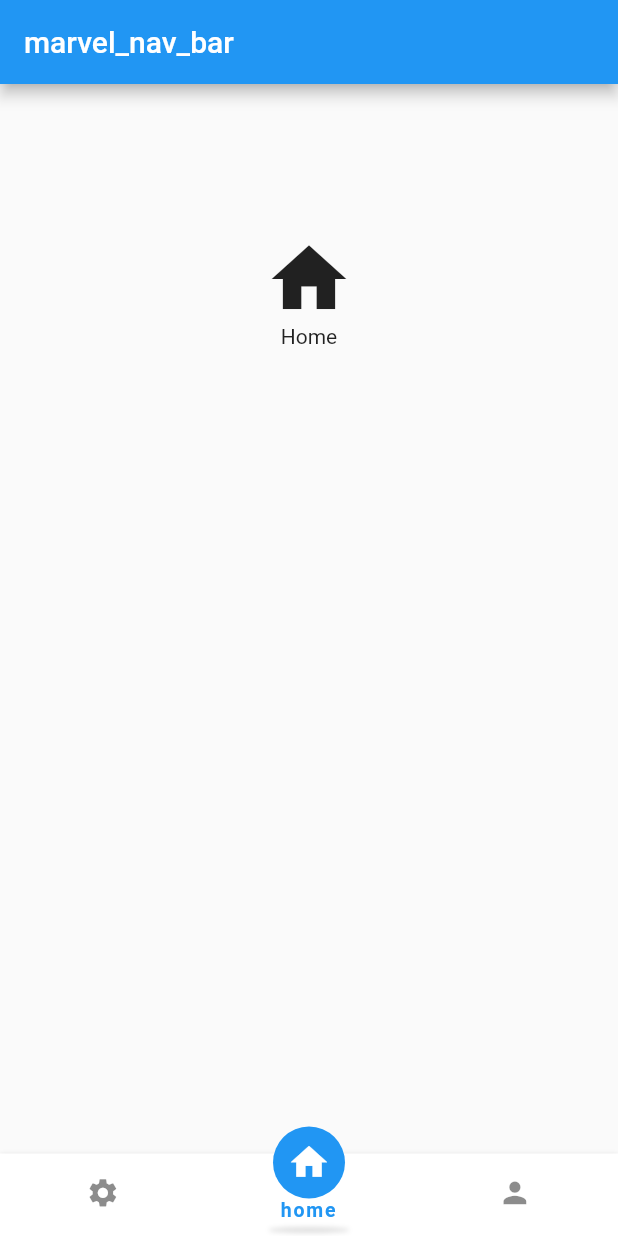
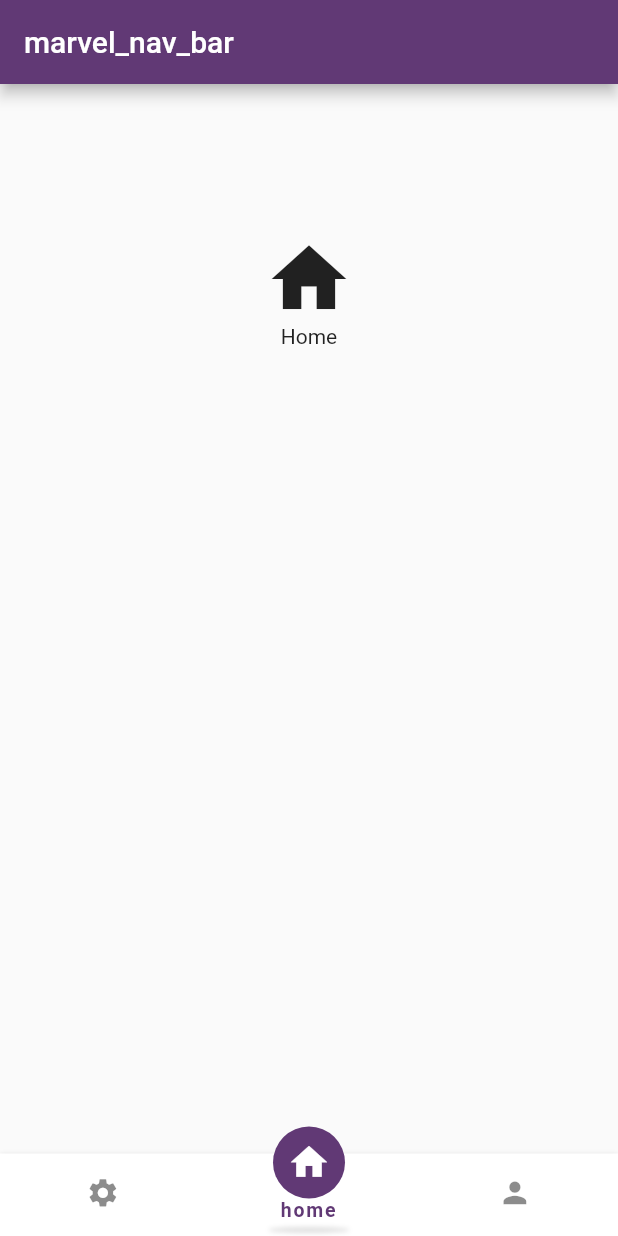
Before and after one commit to MarvelSystems0/marvel_nav_bottom, a Flutter app: the screen it shows after launch, on a phone screen of 412 x 824 dp. Run offline on Flutter 3.47's test engine with Material 2 defaults, Android fonts, the phone set to English and light mode, and no system bars.

Commit message:
my useful message

```diff
--- a/example/lib/main.dart
+++ b/example/lib/main.dart
@@ -1,18 +1,24 @@
 import 'package:flutter/material.dart';
 import 'package:marvel_nav_bar/marvel_nav_bar.dart';
+
+var colors =  Color.fromARGB(255,97, 57, 117);
 
 void main() {
   runApp(MyApp());
 }
 
+
 class MyApp extends StatelessWidget {
+
   @override
   Widget build(BuildContext context) {
     return MaterialApp(
+      debugShowMaterialGrid: false,
+      debugShowCheckedModeBanner: false,
       title: 'Marvel-Nav',
       theme: ThemeData(
         primarySwatch: Colors.blue,
-        primaryColor: Colors.blue,
+        primaryColor: Color.fromARGB(255,97, 57, 117),
         visualDensity: VisualDensity.adaptivePlatformDensity,
       ),
       home: MyHomePage(title: 'marvel_nav_bar'),
@@ -32,8 +38,7 @@ class MyHomePage extends StatefulWidget {
 class _MyHomePageState extends State<MyHomePage> {
   int currentIndex=1;
   PageController pageController;
-
-
+  var colors =  Color.fromARGB(255,97, 57, 117);
 
 
   List<Widget>_listItem=
@@ -67,7 +72,8 @@ class _MyHomePageState extends State<MyHomePage> {
       appBar: AppBar(
         title: Text(widget.title),
       ),
-      bottomNavigationBar: MarvelNavBar(
+      bottomNavigationBar:
+      MarvelNavBar(
         items: [
           MarvelNavItem(iconData: Icons.settings,label: 'setting',),
           MarvelNavItem(iconData: Icons.home,label: 'home',),
@@ -81,16 +87,16 @@ class _MyHomePageState extends State<MyHomePage> {
               color: Colors.black45,
               fontWeight: FontWeight.normal,
               height: 0),
-          selectedItemLabelColor: Colors.blue,
+          selectedItemLabelColor: colors,
           showSelectedItemShadow: true,
           unselectedItemBackgroundColor: Colors.transparent,
           selectedItemIconColor: Colors.white,
-          selectedItemBackgroundColor: Colors.blue,
+          selectedItemBackgroundColor: colors,
           unselectedItemLabelColor: Colors.white,
           barBackgroundColor: Colors.white,
           selectedItemTextStyle:TextStyle(
               fontSize: 13.0,
-              color: Colors.blue,
+              color: colors,
               fontWeight: FontWeight.bold,
               height: 1.2),),
         selectedIndex: currentIndex,
@@ -98,7 +104,8 @@ class _MyHomePageState extends State<MyHomePage> {
           onSelectedTab(index);
         },
       ),
-      body: Center(
+      body:
+      Center(
         child:PageView(children:_listItem,onPageChanged: onSelectedTab,
         controller: pageController,),
       ),
--- a/pubspec.yaml
+++ b/pubspec.yaml
@@ -1,11 +1,13 @@
 name: marvel_nav_bar
 description: package support bottom navigation with moving item selected
-version: 0.0.1
+version: 0.0.0
 author: mohammed alsultani<alsultani8886@gmail.com>
-homepage: https://github.com/MohammedAlSultani/marvel_nav_bottom
+homepage: http://marvelsystems.com.sa
+#  &https://github.com/MohammedAlSultani/marvel_nav_bottom
 
 environment:
   sdk: ">=1.19.0 <3.0.0"
+#  sdk: "<3.0.0"
 
 dependencies:
   flutter:
```
Also changed, not shown: SceenShot/img1.png, SceenShot/img2.png, SceenShot/img3.png, example/pubspec.lock, 2 other files.
